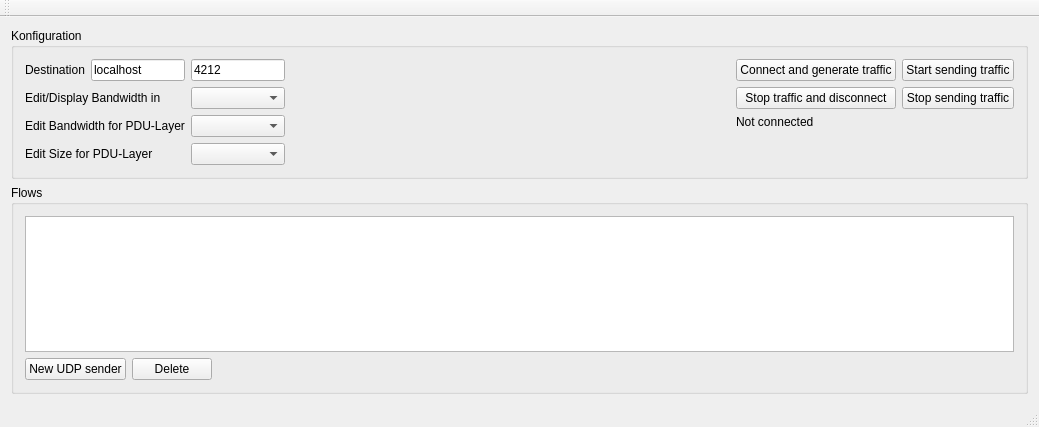
Old version of the form mainwindow.ui in the repository tibob/wanperf.
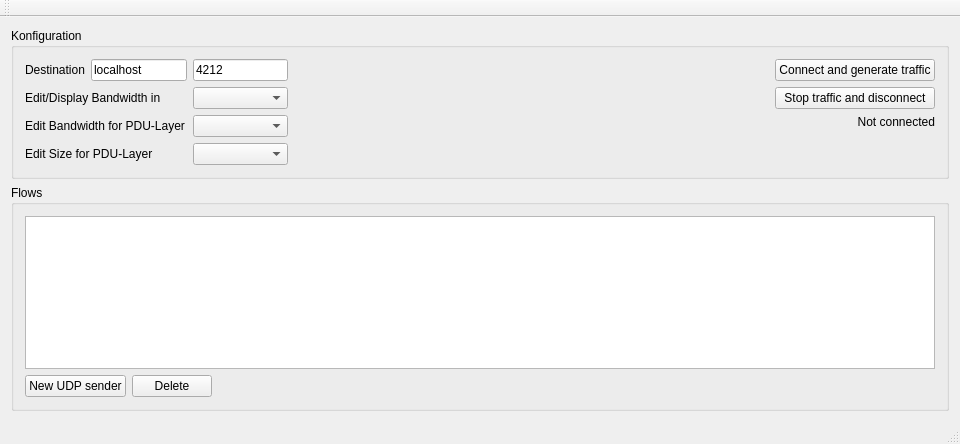
New version of the form.

Commit message: - Stop sending when starting a new connection - Unused Buttons in UI - Status of each UdpSender in UI

```diff
--- a/mainwindow.ui
+++ b/mainwindow.ui
@@ -6,8 +6,8 @@
    <rect>
     <x>0</x>
     <y>0</y>
-    <width>1039</width>
-    <height>427</height>
+    <width>960</width>
+    <height>444</height>
    </rect>
   </property>
   <property name="windowTitle">
@@ -62,43 +62,45 @@
         </spacer>
        </item>
        <item row="0" column="4" rowspan="4">
-        <layout class="QGridLayout" name="gridLayout_4">
-         <item row="0" column="0">
+        <layout class="QGridLayout" name="gridLayout">
+         <item row="0" column="0" rowspan="2">
+          <spacer name="horizontalSpacer_2">
+           <property name="orientation">
+            <enum>Qt::Horizontal</enum>
+           </property>
+           <property name="sizeHint" stdset="0">
+            <size>
+             <width>40</width>
+             <height>20</height>
+            </size>
+           </property>
+          </spacer>
+         </item>
+         <item row="0" column="1">
           <widget class="QPushButton" name="btnConnect">
            <property name="text">
             <string>Connect and generate traffic</string>
            </property>
           </widget>
          </item>
-         <item row="0" column="1">
-          <widget class="QPushButton" name="btnStart">
-           <property name="text">
-            <string>Start sending traffic</string>
-           </property>
-          </widget>
-         </item>
-         <item row="1" column="0">
+         <item row="1" column="1">
           <widget class="QPushButton" name="btnDisconnect">
            <property name="text">
             <string>Stop traffic and disconnect</string>
            </property>
           </widget>
          </item>
-         <item row="1" column="1">
-          <widget class="QPushButton" name="btnStop">
-           <property name="text">
-            <string>Stop sending traffic</string>
-           </property>
-          </widget>
-         </item>
          <item row="2" column="0" colspan="2">
           <widget class="QLabel" name="lbStatus">
            <property name="text">
             <string>Not connected</string>
            </property>
+           <property name="alignment">
+            <set>Qt::AlignRight|Qt::AlignTrailing|Qt::AlignVCenter</set>
+           </property>
           </widget>
          </item>
-         <item row="3" column="0">
+         <item row="3" column="1">
           <spacer name="verticalSpacer">
            <property name="orientation">
             <enum>Qt::Vertical</enum>
```
Left out of the diff: 94 changed lines with no effect on the pictures. The commit also changes 6 other files.
